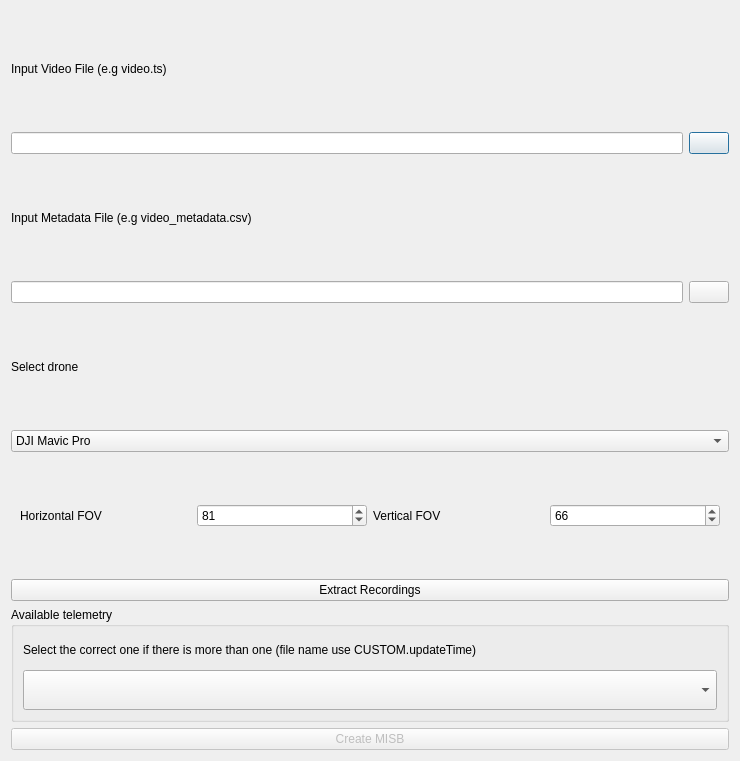
First picture: the form in code/ui/ui_FmvMultiplexer.ui, repository All4Gis/QGISFMV, before the edit.
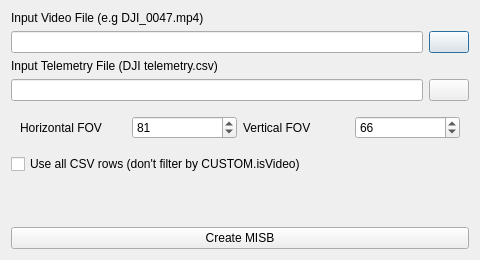
Second picture: the form after the edit. Icons and pictures are not drawn.

```diff
--- a/code/ui/ui_FmvMultiplexer.ui
+++ b/code/ui/ui_FmvMultiplexer.ui
@@ -6,8 +6,8 @@
    <rect>
     <x>0</x>
     <y>0</y>
-    <width>740</width>
-    <height>761</height>
+    <width>480</width>
+    <height>260</height>
    </rect>
   </property>
   <property name="windowTitle">
@@ -21,7 +21,7 @@
    <item>
     <widget class="QLabel" name="label">
      <property name="text">
-      <string>Input Video File (e.g video.ts)</string>
+      <string>Input Video File (e.g DJI_0047.mp4)</string>
      </property>
     </widget>
    </item>
@@ -53,7 +53,7 @@
    <item>
     <widget class="QLabel" name="label_2">
      <property name="text">
-      <string>Input Metadata File (e.g video_metadata.csv)</string>
+      <string>Input Telemetry File (DJI telemetry.csv)</string>
      </property>
     </widget>
    </item>
@@ -82,22 +82,6 @@
      </item>
     </layout>
    </item>
-   <item>
-    <widget class="QLabel" name="label_3">
-     <property name="text">
-      <string>Select drone</string>
-     </property>
-    </widget>
-   </item>
-   <item>
-    <widget class="QComboBox" name="cmb_drone">
-     <item>
-      <property name="text">
-       <string>DJI Mavic Pro</string>
-      </property>
-     </item>
-    </widget>
-   </item>
    <item>
     <widget class="QWidget" name="widget_2" native="true">
      <layout class="QHBoxLayout" name="horizontalLayout_3">
@@ -110,6 +94,9 @@
       </item>
       <item>
        <widget class="QSpinBox" name="sp_hfov">
+        <property name="maximum">
+         <number>180</number>
+        </property>
         <property name="value">
          <number>81</number>
         </property>
@@ -124,6 +111,9 @@
       </item>
       <item>
        <widget class="QSpinBox" name="sp_vfov">
+        <property name="maximum">
+         <number>180</number>
+        </property>
         <property name="value">
          <number>66</number>
         </property>
@@ -133,76 +123,27 @@
     </widget>
    </item>
    <item>
-    <widget class="QPushButton" name="bt_createCSV">
-     <property name="cursor">
-      <cursorShape>PointingHandCursor</cursorShape>
-     </property>
+    <widget class="QCheckBox" name="chk_allRows">
      <property name="text">
-      <string>Extract Recordings</string>
+      <string>Use all CSV rows (don't filter by CUSTOM.isVideo)</string>
      </property>
     </widget>
    </item>
    <item>
-    <widget class="QGroupBox" name="gb_telemetry">
-     <property name="minimumSize">
+    <spacer name="verticalSpacer">
+     <property name="orientation">
+      <enum>Qt::Vertical</enum>
+     </property>
+     <property name="sizeHint" stdset="0">
       <size>
-       <width>0</width>
-       <height>0</height>
+       <width>20</width>
+       <height>20</height>
       </size>
      </property>
-     <property name="title">
-      <string>Available telemetry</string>
-     </property>
-     <property name="flat">
-      <bool>false</bool>
-     </property>
-     <property name="checkable">
-      <bool>false</bool>
-     </property>
-     <layout class="QVBoxLayout" name="verticalLayout_3">
-      <item>
-       <widget class="QLabel" name="label_6">
-        <property name="sizePolicy">
-         <sizepolicy hsizetype="Preferred" vsizetype="Fixed">
-          <horstretch>0</horstretch>
-          <verstretch>0</verstretch>
-         </sizepolicy>
-        </property>
-        <property name="minimumSize">
-         <size>
-          <width>0</width>
-          <height>0</height>
-         </size>
-        </property>
-        <property name="text">
-         <string>Select the correct one if there is more than one (file name use CUSTOM.updateTime)</string>
-        </property>
-        <property name="scaledContents">
-         <bool>true</bool>
-        </property>
-        <property name="wordWrap">
-         <bool>true</bool>
-        </property>
-       </widget>
-      </item>
-      <item>
-       <widget class="QComboBox" name="cmb_telemetry">
-        <property name="sizePolicy">
-         <sizepolicy hsizetype="Preferred" vsizetype="Preferred">
-          <horstretch>0</horstretch>
-          <verstretch>0</verstretch>
-         </sizepolicy>
-        </property>
-       </widget>
-      </item>
-     </layout>
-    </widget>
+    </spacer>
    </item>
    <item>
     <widget class="QPushButton" name="bt_createMISB">
-     <property name="enabled">
-      <bool>false</bool>
-     </property>
      <property name="cursor">
       <cursorShape>PointingHandCursor</cursorShape>
      </property>
```
Left out of the diff: 17 changed lines with no effect on the pictures.
